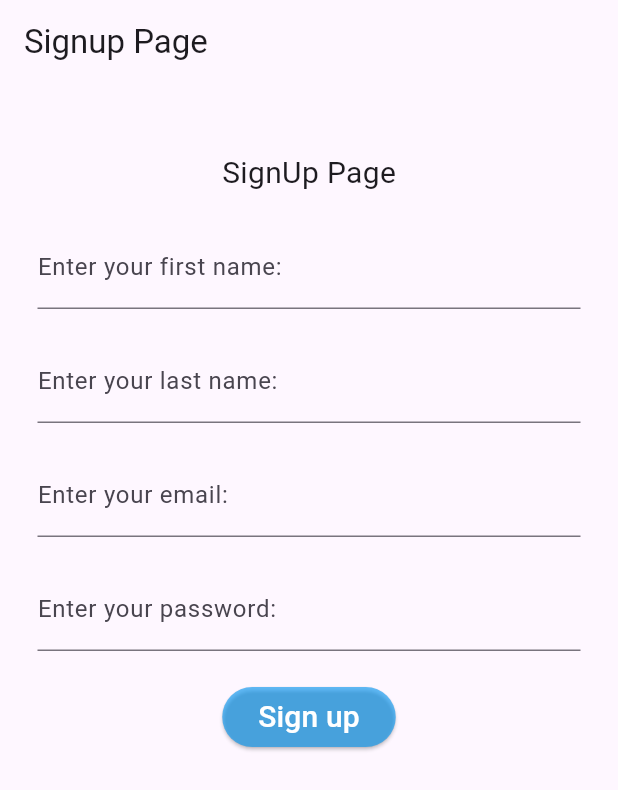
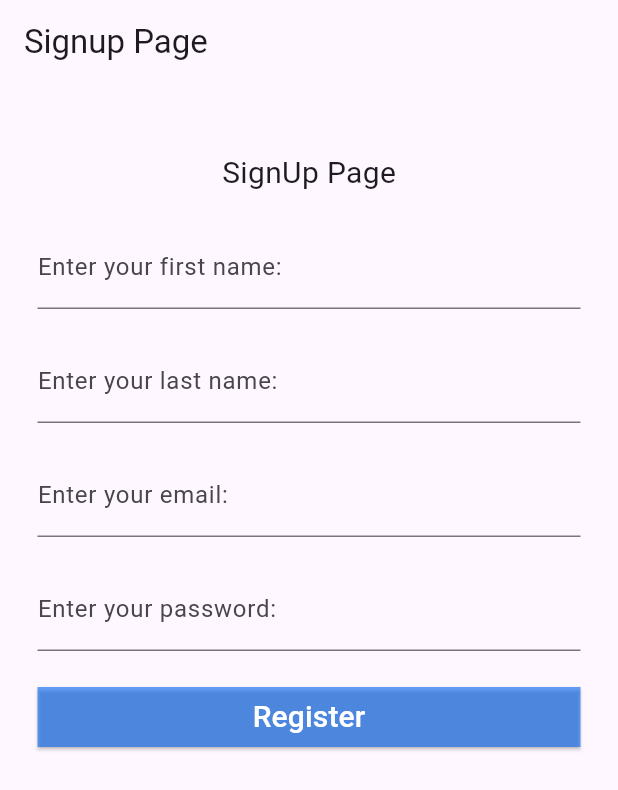
Before and after one commit to Sanidhya-Pundeer/Flutter, a Flutter app: the screen it shows after launch, after a tap on "New user sign up", on a phone screen of 412 x 824 dp. Shown: the top 790 px of the screen. Run offline on Flutter 3.47's test engine with Material 3 defaults, Android fonts, the phone set to English and light mode, and no system bars; network calls fail.

```diff
--- a/myapp/lib/main.dart
+++ b/myapp/lib/main.dart
@@ -103,12 +103,15 @@ class SignupPage extends StatelessWidget {
                   ElevatedButton(
                       onPressed: () => {},
                       style: ElevatedButton.styleFrom(
-                          backgroundColor: Color.fromRGBO(0, 150, 243, 0.612),
+                          fixedSize: Size(400, 30),
+                          shape: RoundedRectangleBorder(
+                              borderRadius: BorderRadius.circular(0)),
+                          backgroundColor: Color.fromRGBO(7, 106, 244, 0.612),
                           foregroundColor: Colors.white),
                       child: Text(
-                        'Sign up',
+                        'Register',
                         style: TextStyle(fontSize: 20),
-                      ))
+                      )),
                 ],
               ),
             ),
```
